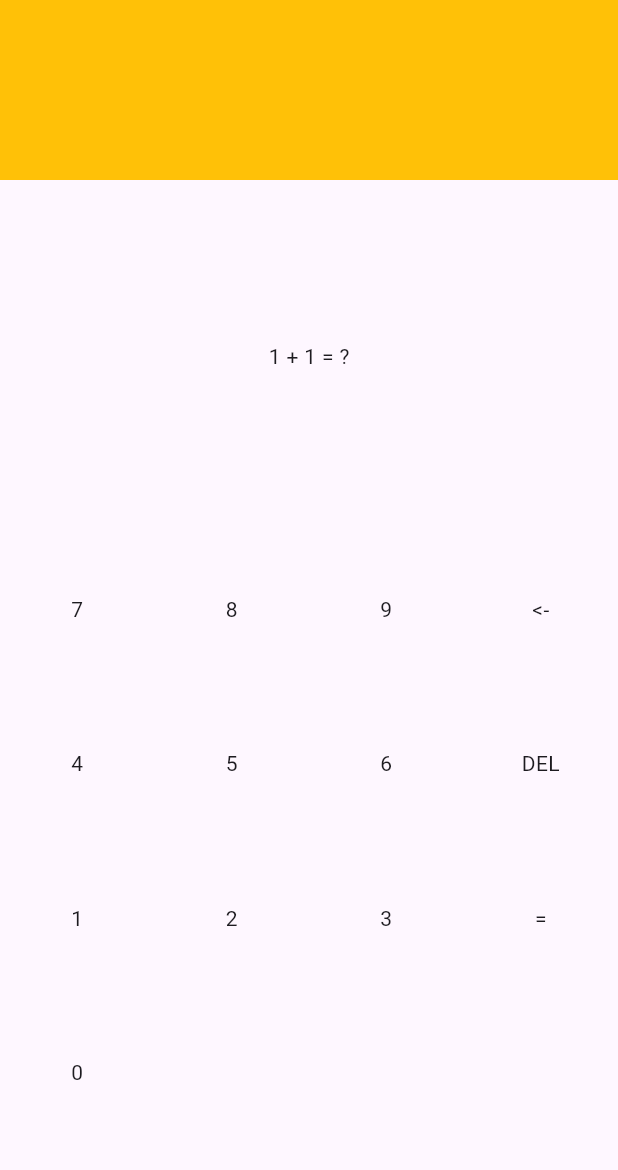
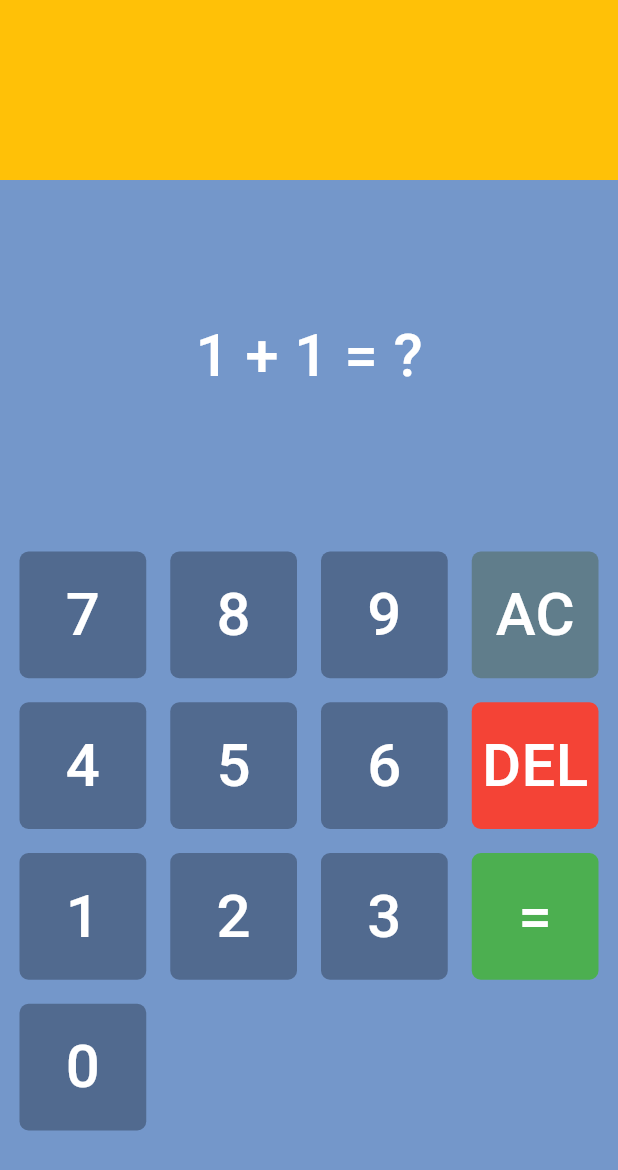
Before and after one commit to nouhaila-17/Test_your_brain, a Flutter app: the GameScreen screen opened by its route, on a phone screen of 412 x 824 dp. Shown: the top 1170 px of the screen. Run offline on Flutter 3.47's test engine with Material 2 defaults, Android fonts, the light colour scheme and no system bars.

Commit message:
numbers pad done visually

```diff
--- a/test_your_brain/lib/screens/game_screen.dart
+++ b/test_your_brain/lib/screens/game_screen.dart
@@ -1,7 +1,7 @@
 import 'package:flutter/material.dart';
-import 'package:test_your_brain/utils/color.dart';
+import 'package:test_your_brain/styles/color.dart';
 import 'package:test_your_brain/utils/pad_buttons.dart';
-import 'package:test_your_brain/utils/text_styles.dart';
+import 'package:test_your_brain/styles/text_styles.dart';
 
 class GameScreen extends StatefulWidget {
   //route
@@ -18,7 +18,7 @@
     '7',
     '8',
     '9',
-    '<-',
+    'AC',
     '4',
     '5',
     '6',
@@ -58,6 +58,8 @@
           //buttons of numbers +delete + submit answer
           Expanded(
             flex: 2,
+            child: Padding(
+              padding: const EdgeInsets.all(5.0),
               child: GridView.builder(
                   itemCount: numberPad
                       .length, //number of the boxes also is indexed from 0 to 11
@@ -71,6 +73,7 @@
                       child: numberPad[index],
                     );
                   }),
+            ),
           )
         ],
       ),
--- a/test_your_brain/lib/screens/start_screen.dart
+++ b/test_your_brain/lib/screens/start_screen.dart
@@ -1,7 +1,7 @@
 import 'package:flutter/material.dart';
 import 'package:test_your_brain/screens/game_screen.dart';
 
-import '../utils/color.dart';
+import '../styles/color.dart';
 
 class StartScreen extends StatelessWidget {
   static String routeName = '/start-game-screen';
--- a/test_your_brain/lib/screens/welcome_page.dart
+++ b/test_your_brain/lib/screens/welcome_page.dart
@@ -1,6 +1,6 @@
 import 'package:flutter/material.dart';
 import 'package:test_your_brain/screens/start_screen.dart';
-import 'package:test_your_brain/utils/color.dart';
+import 'package:test_your_brain/styles/color.dart';
 
 class WelcomePage extends StatelessWidget {
   //routes for after this page
--- a/test_your_brain/lib/utils/pad_buttons.dart
+++ b/test_your_brain/lib/utils/pad_buttons.dart
@@ -1,21 +1,34 @@
 import 'package:flutter/material.dart';
-import 'package:test_your_brain/utils/text_styles.dart';
+import 'package:test_your_brain/styles/text_styles.dart';
 
-import 'color.dart';
+import '../styles/color.dart';
 
 class NumberButton extends StatelessWidget {
   final String child;
-  const NumberButton({
+  var buttonColor = MyColors.boxColor;
+
+  NumberButton({
     super.key,
     required this.child,
   });
 
   @override
   Widget build(BuildContext context) {
+    //condition so the = is green
+    if (child == '=') {
+      buttonColor = Colors.green;
+    } else if (child == 'DEL') {
+      buttonColor = Colors.red;
+    } else if (child == 'AC') {
+      buttonColor = Colors.blueGrey;
+    }
     return Padding(
       padding: const EdgeInsets.all(8.0),
       child: Container(
-        color: MyColors.boxColor,
+        decoration: BoxDecoration(
+          color: buttonColor,
+          borderRadius: BorderRadius.circular(6),
+        ),
         child: Center(
           child: Text(
             child,
```
Lines whose indentation alone changed are shown as unchanged.
